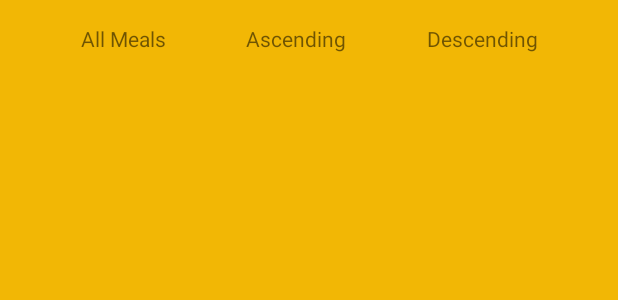
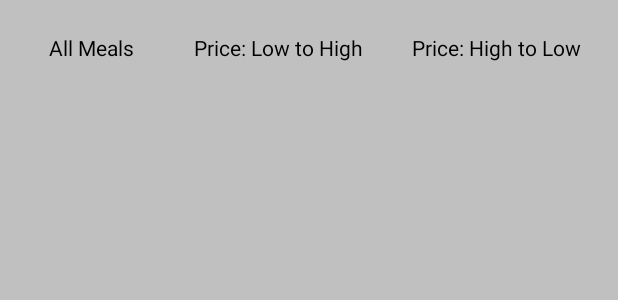
Before and after one commit to mrbllyy/OmersPlace, an Android app: the layout fragment_home_page.xml on its own in the app's theme, with its tools: preview values and no code run, on a phone screen of 412 x 824 dp. Shown: the top 300 px of the screen. Run offline under Robolectric (Android 15) with nearby library versions, the phone set to English and light mode, and no system bars; Roboto replaces fonts that are not available here.

```diff
--- a/app/src/main/java/com/example/omersplace/fragments/CartFragment.kt
+++ b/app/src/main/java/com/example/omersplace/fragments/CartFragment.kt
@@ -20,8 +20,6 @@ import com.google.gson.annotations.SerializedName
 class CartFragment : Fragment() {
     private lateinit var binding: FragmentCartBinding
     private lateinit var viewModel: CartViewModel
-
-    var listOfMealinCart = ArrayList<MealInCart>()
 
     override fun onCreateView(inflater: LayoutInflater, container: ViewGroup?, savedInstanceState: Bundle?): View? {
         binding = DataBindingUtil.inflate(inflater, R.layout.fragment_cart, container, false)
--- a/app/src/main/java/com/example/omersplace/fragments/HomePageFragment.kt
+++ b/app/src/main/java/com/example/omersplace/fragments/HomePageFragment.kt
@@ -43,8 +43,8 @@ class HomePageFragment : Fragment() {
 
         binding.textViewDescending.setOnClickListener {
             Log.e("HomePageFragment", "Descending")
-            //viewModel.sortByDescending()
-            viewModel.mealList.value = viewModel.mealList.value!!.sortedWith(compareBy({it.meal_price}))
+            viewModel.sortByDescending()
+            //viewModel.mealList.value = viewModel.mealList.value!!.sortedWith(compareBy({it.meal_price}))
         }
 
 
--- a/app/src/main/java/com/example/omersplace/fragments/MoreOptionsFragment.kt
+++ b/app/src/main/java/com/example/omersplace/fragments/MoreOptionsFragment.kt
@@ -15,8 +15,6 @@ class MoreOptionsFragment : Fragment() {
     private lateinit var binding: FragmentMoreOptionsBinding
     override fun onCreateView(inflater: LayoutInflater, container: ViewGroup?, savedInstanceState: Bundle?): View? {
         binding = FragmentMoreOptionsBinding.inflate(inflater, container, false)
-
-
         return binding.root
     }
 
--- a/app/src/main/java/com/example/omersplace/viewmodels/CartViewModel.kt
+++ b/app/src/main/java/com/example/omersplace/viewmodels/CartViewModel.kt
@@ -8,8 +8,6 @@ import com.example.omersplace.repo.MealsDAORepo
 class CartViewModel: ViewModel() {
 
     val mrepo = MealsDAORepo()
-
-
     var cartList: MutableLiveData<List<MealInCart>>
 
     val username = "OmersPlace"
--- a/app/src/main/java/com/example/omersplace/viewmodels/HomePageViewModel.kt
+++ b/app/src/main/java/com/example/omersplace/viewmodels/HomePageViewModel.kt
@@ -32,15 +32,15 @@ class HomePageViewModel: ViewModel() {
     }
 
     fun sortByDescending() {
-       this.mealList.value = mealList.value!!.sortedWith(compareBy({it.meal_price})).reversed()
+       this.mealList.value = mealList.value!!.sortedWith(compareBy { it.meal_price }).reversed()
     }
 
     fun sortByAscending() {
-        this.mealList.value = mealList.value!!.sortedWith(compareBy({it.meal_price}))
+        this.mealList.value = mealList.value!!.sortedWith(compareBy { it.meal_price })
     }
 
     fun sortByTitle() {
-        this.mealList.value = mealList.value!!.sortedWith(compareBy({it.meal_name}))
+        this.mealList.value = mealList.value!!.sortedWith(compareBy { it.meal_name })
     }
 
 }
--- a/app/src/main/res/layout/activity_main.xml
+++ b/app/src/main/res/layout/activity_main.xml
@@ -33,7 +33,7 @@
         android:id="@+id/toolbarMain"
         android:layout_width="0dp"
         android:layout_height="wrap_content"
-        android:background="@color/omers_darkred"
+        android:background="@color/omers_orange"
         android:minHeight="?attr/actionBarSize"
         android:padding="4dp"
         android:theme="?attr/actionBarTheme"
--- a/app/src/main/res/layout/fragment_cart.xml
+++ b/app/src/main/res/layout/fragment_cart.xml
@@ -10,7 +10,7 @@
     <androidx.constraintlayout.widget.ConstraintLayout
         android:layout_width="match_parent"
         android:layout_height="match_parent"
-        android:background="@color/omers_yellow"
+        android:background="@color/omers_gray"
         tools:context=".fragments.CartFragment">
 
         <com.airbnb.lottie.LottieAnimationView
@@ -34,6 +34,7 @@
             android:layout_height="wrap_content"
             android:layout_marginTop="32dp"
             android:text="@string/no_item_in_cart"
+            android:textSize="16sp"
             android:visibility="invisible"
             app:layout_constraintEnd_toEndOf="parent"
             app:layout_constraintHorizontal_bias="0.5"
--- a/app/src/main/res/layout/fragment_home_page.xml
+++ b/app/src/main/res/layout/fragment_home_page.xml
@@ -11,52 +11,72 @@
     <androidx.constraintlayout.widget.ConstraintLayout
         android:layout_width="match_parent"
         android:layout_height="match_parent"
-        android:background="@color/omers_yellow"
+        android:background="@color/omers_gray"
         tools:context=".fragments.HomePageFragment">
+
+        <Button
+            android:id="@+id/textViewDescending"
+            style="@style/Widget.AppCompat.Button.Borderless"
+            android:layout_width="wrap_content"
+            android:layout_height="wrap_content"
+            android:layout_marginTop="8dp"
+            android:padding="8dp"
+            android:text="Price: Low to High"
+            android:textAllCaps="false"
+            android:textColor="@color/black"
+            app:cornerRadius="60dp"
+            app:layout_constraintEnd_toStartOf="@+id/textViewAscending"
+            app:layout_constraintHorizontal_bias="0.5"
+            app:layout_constraintStart_toEndOf="@+id/textViewTitle"
+            app:layout_constraintTop_toTopOf="parent"
+            app:rippleColor="@color/black" />
+
+        <Button
+            android:id="@+id/textViewAscending"
+            style="@style/Widget.AppCompat.Button.Borderless"
+            android:layout_width="wrap_content"
+            android:layout_height="wrap_content"
+            android:layout_marginTop="8dp"
+            android:padding="8dp"
+            android:text="Price: High to Low"
+            android:textAllCaps="false"
+            android:textColor="@color/black"
+            app:cornerRadius="10dp"
+            app:layout_constraintEnd_toEndOf="parent"
+            app:layout_constraintHorizontal_bias="0.5"
+            app:layout_constraintStart_toEndOf="@+id/textViewDescending"
+            app:layout_constraintTop_toTopOf="parent"
+            app:rippleColor="@color/black" />
+
+        <Button
+            android:id="@+id/textViewTitle"
+            style="@style/Widget.AppCompat.Button.Borderless"
+            android:layout_width="wrap_content"
+            android:layout_height="wrap_content"
+            android:layout_marginTop="8dp"
+            android:padding="8dp"
+            android:text="All Meals"
+            android:textAllCaps="false"
+            android:textColor="@color/black"
+            app:cornerRadius="10dp"
+            app:layout_constraintEnd_toStartOf="@+id/textViewDescending"
+            app:layout_constraintHorizontal_bias="0.5"
+            app:layout_constraintStart_toStartOf="parent"
+            app:layout_constraintTop_toTopOf="parent"
+            app:rippleColor="@color/black" />
 
         <androidx.recyclerview.widget.RecyclerView
             android:id="@+id/rv"
             android:layout_width="0dp"
             android:layout_height="0dp"
-            android:layout_marginTop="16dp"
+            android:layout_marginTop="8dp"
             android:adapter="@{mealAdapter}"
             app:layout_constraintBottom_toBottomOf="parent"
             app:layout_constraintEnd_toEndOf="parent"
             app:layout_constraintStart_toStartOf="parent"
-            app:layout_constraintTop_toBottomOf="@+id/textViewTitle" />
+            app:layout_constraintTop_toBottomOf="@+id/textViewDescending">
 
-        <TextView
-            android:id="@+id/textViewTitle"
-            android:layout_width="wrap_content"
-            android:layout_height="wrap_content"
-            android:layout_marginTop="16dp"
-            android:text="All Meals"
-            app:layout_constraintEnd_toStartOf="@+id/textViewAscending"
-            app:layout_constraintHorizontal_bias="0.5"
-            app:layout_constraintStart_toStartOf="parent"
-            app:layout_constraintTop_toTopOf="parent" />
-
-        <TextView
-            android:id="@+id/textViewAscending"
-            android:layout_width="wrap_content"
-            android:layout_height="wrap_content"
-            android:layout_marginTop="16dp"
-            android:text="Ascending"
-            app:layout_constraintEnd_toStartOf="@+id/textViewDescending"
-            app:layout_constraintHorizontal_bias="0.5"
-            app:layout_constraintStart_toEndOf="@+id/textViewTitle"
-            app:layout_constraintTop_toTopOf="parent" />
-
-        <TextView
-            android:id="@+id/textViewDescending"
-            android:layout_width="wrap_content"
-            android:layout_height="wrap_content"
-            android:layout_marginTop="16dp"
-            android:text="Descending"
-            app:layout_constraintEnd_toEndOf="parent"
-            app:layout_constraintHorizontal_bias="0.5"
-            app:layout_constraintStart_toEndOf="@+id/textViewAscending"
-            app:layout_constraintTop_toTopOf="parent" />
+        </androidx.recyclerview.widget.RecyclerView>
 
     </androidx.constraintlayout.widget.ConstraintLayout>
 </layout>
--- a/app/src/main/res/layout/fragment_meal_detail.xml
+++ b/app/src/main/res/layout/fragment_meal_detail.xml
@@ -10,7 +10,7 @@
     <androidx.constraintlayout.widget.ConstraintLayout
         android:layout_width="match_parent"
         android:layout_height="match_parent"
-        android:background="@color/omers_yellow"
+        android:background="@color/omers_gray"
         tools:context=".fragments.MealDetailFragment">
 
         <androidx.cardview.widget.CardView
--- a/app/src/main/res/values/colors.xml
+++ b/app/src/main/res/values/colors.xml
@@ -17,7 +17,8 @@
     <color name="omers_yellow">#F2B705</color>
     <color name="omers_orange">#D97904</color>
     <color name="omers_red">#F20505</color>
-    <color name="omers_darkred">#a60303</color>
+    <color name="omers_darkred">#A60303</color>
+    <color name="omers_gray">#C0C0C0</color>
 
 
 </resources>
```
Also changed, not shown: app/src/main/java/com/example/omersplace/entities/Meal.kt (+1 -10 lines), app/src/main/java/com/example/omersplace/viewmodels/MealDetailViewModel.kt (+0 -8 lines), app/src/main/res/layout/fragment_more_options.xml (+9 -1 lines), 2 other files.
